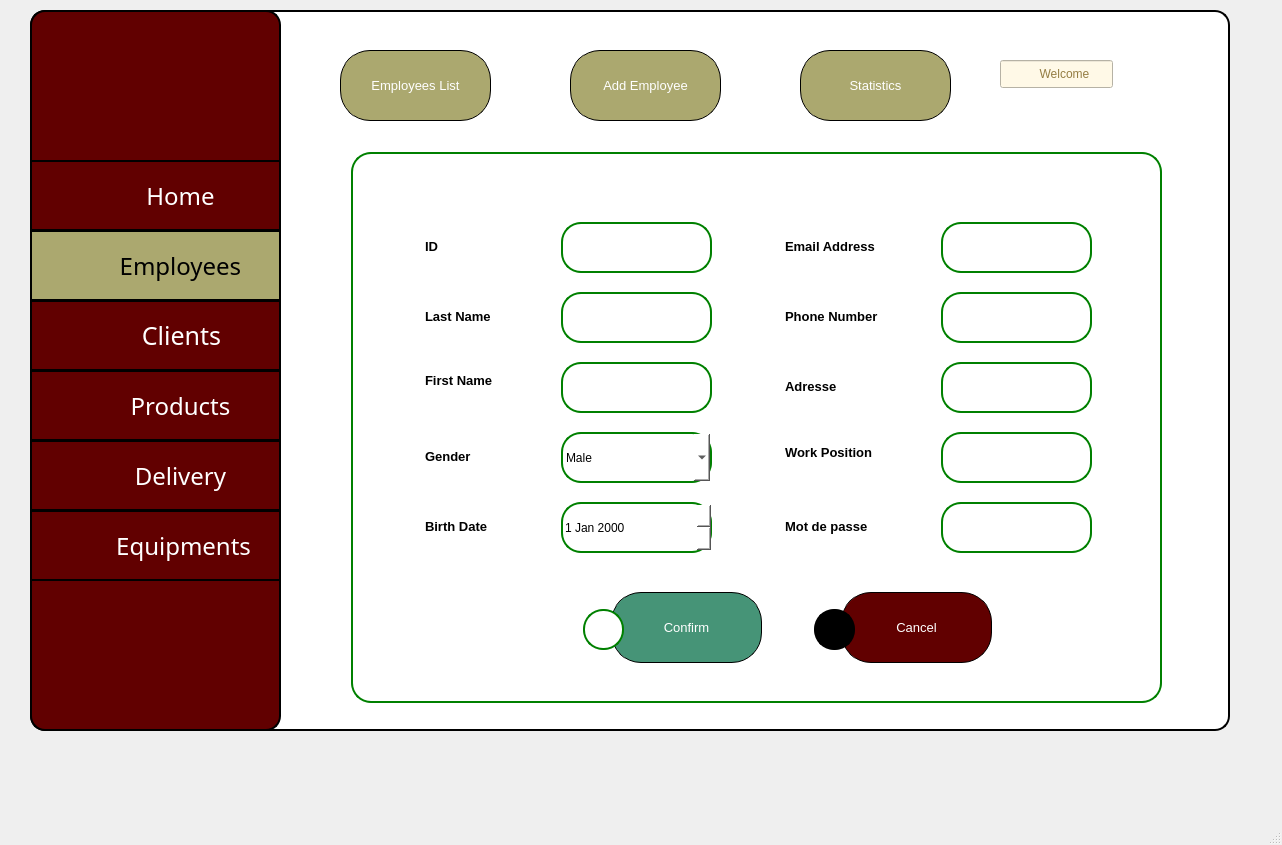
First picture: the form in mainwindow.ui, repository mayssem-l/Project2A, before the edit.
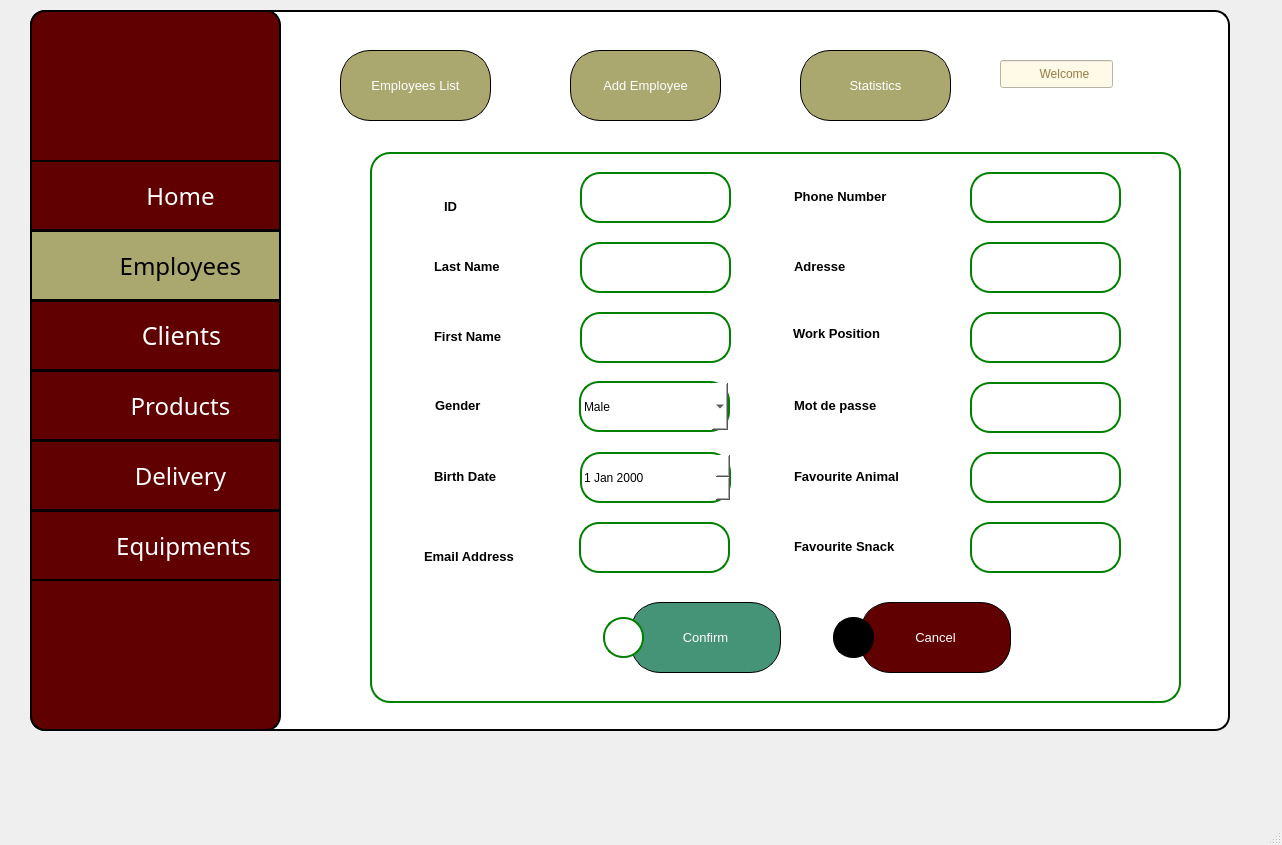
Second picture: the form after the edit. The open tabs and pages were chosen to show the change. Icons and pictures are not drawn.

```diff
--- a/mainwindow.ui
+++ b/mainwindow.ui
@@ -1897,7 +1897,7 @@
         <widget class="QWidget" name="widget_edit" native="true">
          <property name="geometry">
           <rect>
-           <x>40</x>
+           <x>59</x>
            <y>10</y>
            <width>811</width>
            <height>551</height>
@@ -1912,7 +1912,7 @@
           <property name="geometry">
            <rect>
             <x>210</x>
-            <y>70</y>
+            <y>20</y>
             <width>151</width>
             <height>51</height>
            </rect>
@@ -1930,7 +1930,7 @@
           <property name="geometry">
            <rect>
             <x>70</x>
-            <y>80</y>
+            <y>40</y>
             <width>121</width>
             <height>28</height>
            </rect>
@@ -1957,8 +1957,8 @@
          <widget class="QLineEdit" name="lineEdit_60">
           <property name="geometry">
            <rect>
-            <x>70</x>
-            <y>290</y>
+            <x>61</x>
+            <y>239</y>
             <width>121</width>
             <height>28</height>
            </rect>
@@ -1985,8 +1985,8 @@
          <widget class="QLineEdit" name="lineEdit_61">
           <property name="geometry">
            <rect>
-            <x>70</x>
-            <y>214</y>
+            <x>60</x>
+            <y>170</y>
             <width>121</width>
             <height>28</height>
            </rect>
@@ -2013,8 +2013,8 @@
          <widget class="QLineEdit" name="lineEdit_62">
           <property name="geometry">
            <rect>
-            <x>70</x>
-            <y>360</y>
+            <x>60</x>
+            <y>310</y>
             <width>121</width>
             <height>28</height>
            </rect>
@@ -2041,8 +2041,8 @@
          <widget class="QLineEdit" name="lineEdit_63">
           <property name="geometry">
            <rect>
-            <x>70</x>
-            <y>150</y>
+            <x>60</x>
+            <y>100</y>
             <width>121</width>
             <height>28</height>
            </rect>
@@ -2069,8 +2069,8 @@
          <widget class="QLineEdit" name="lineEdit_64">
           <property name="geometry">
            <rect>
-            <x>430</x>
-            <y>80</y>
+            <x>50</x>
+            <y>390</y>
             <width>131</width>
             <height>28</height>
            </rect>
@@ -2097,8 +2097,8 @@
          <widget class="QLineEdit" name="lineEdit_65">
           <property name="geometry">
            <rect>
-            <x>430</x>
-            <y>280</y>
+            <x>419</x>
+            <y>161</y>
             <width>141</width>
             <height>41</height>
            </rect>
@@ -2125,8 +2125,8 @@
          <widget class="QLineEdit" name="lineEdit_66">
           <property name="geometry">
            <rect>
-            <x>430</x>
-            <y>220</y>
+            <x>420</x>
+            <y>100</y>
             <width>131</width>
             <height>28</height>
            </rect>
@@ -2153,8 +2153,8 @@
          <widget class="QLineEdit" name="lineEdit_67">
           <property name="geometry">
            <rect>
-            <x>430</x>
-            <y>150</y>
+            <x>420</x>
+            <y>30</y>
             <width>131</width>
             <height>28</height>
            </rect>
@@ -2181,8 +2181,8 @@
          <widget class="QLineEdit" name="lineEdit_68">
           <property name="geometry">
            <rect>
-            <x>430</x>
-            <y>360</y>
+            <x>420</x>
+            <y>239</y>
             <width>131</width>
             <height>28</height>
            </rect>
@@ -2210,7 +2210,7 @@
           <property name="geometry">
            <rect>
             <x>210</x>
-            <y>140</y>
+            <y>90</y>
             <width>151</width>
             <height>51</height>
            </rect>
@@ -2228,7 +2228,7 @@
           <property name="geometry">
            <rect>
             <x>210</x>
-            <y>210</y>
+            <y>160</y>
             <width>151</width>
             <height>51</height>
            </rect>
@@ -2245,8 +2245,8 @@
          <widget class="QLineEdit" name="email_edit">
           <property name="geometry">
            <rect>
-            <x>590</x>
-            <y>70</y>
+            <x>209</x>
+            <y>370</y>
             <width>151</width>
             <height>51</height>
            </rect>
@@ -2263,8 +2263,8 @@
          <widget class="QLineEdit" name="poste_edit">
           <property name="geometry">
            <rect>
-            <x>590</x>
-            <y>280</y>
+            <x>600</x>
+            <y>160</y>
             <width>151</width>
             <height>51</height>
            </rect>
@@ -2281,8 +2281,8 @@
          <widget class="QLineEdit" name="mdp_edit">
           <property name="geometry">
            <rect>
-            <x>590</x>
-            <y>350</y>
+            <x>600</x>
+            <y>230</y>
             <width>151</width>
             <height>51</height>
            </rect>
@@ -2299,8 +2299,8 @@
          <widget class="QLineEdit" name="tel_edit">
           <property name="geometry">
            <rect>
-            <x>590</x>
-            <y>140</y>
+            <x>600</x>
+            <y>20</y>
             <width>151</width>
             <height>51</height>
            </rect>
@@ -2318,7 +2318,7 @@
           <property name="geometry">
            <rect>
             <x>210</x>
-            <y>350</y>
+            <y>300</y>
             <width>151</width>
             <height>51</height>
            </rect>
@@ -2332,8 +2332,8 @@
          <widget class="QComboBox" name="gender_edit">
           <property name="geometry">
            <rect>
-            <x>210</x>
-            <y>280</y>
+            <x>209</x>
+            <y>229</y>
             <width>151</width>
             <height>51</height>
            </rect>
@@ -2357,7 +2357,7 @@
           <property name="geometry">
            <rect>
             <x>260</x>
-            <y>440</y>
+            <y>450</y>
             <width>151</width>
             <height>71</height>
            </rect>
@@ -2385,8 +2385,8 @@
          <widget class="QLabel" name="label_29">
           <property name="geometry">
            <rect>
-            <x>232</x>
-            <y>457</y>
+            <x>233</x>
+            <y>465</y>
             <width>41</width>
             <height>41</height>
            </rect>
@@ -2405,7 +2405,7 @@
           <property name="geometry">
            <rect>
             <x>490</x>
-            <y>440</y>
+            <y>450</y>
             <width>151</width>
             <height>71</height>
            </rect>
@@ -2433,7 +2433,7 @@
           <property name="geometry">
            <rect>
             <x>463</x>
-            <y>457</y>
+            <y>465</y>
             <width>41</width>
             <height>41</height>
            </rect>
@@ -2455,8 +2455,8 @@
          <widget class="QLineEdit" name="adr_edit">
           <property name="geometry">
            <rect>
-            <x>590</x>
-            <y>210</y>
+            <x>600</x>
+            <y>90</y>
             <width>151</width>
             <height>51</height>
            </rect>
@@ -2470,6 +2470,98 @@
            <string/>
           </property>
          </widget>
+         <widget class="QLineEdit" name="fav_anim_edit">
+          <property name="geometry">
+           <rect>
+            <x>600</x>
+            <y>300</y>
+            <width>151</width>
+            <height>51</height>
+           </rect>
+          </property>
+          <property name="styleSheet">
+           <string notr="true">background-color: rgb(255, 255, 255);
+color: rgb(0, 0, 0);
+border_radius:10px;</string>
+          </property>
+          <property name="text">
+           <string/>
+          </property>
+         </widget>
+         <widget class="QLineEdit" name="lineEdit_69">
+          <property name="geometry">
+           <rect>
+            <x>420</x>
+            <y>310</y>
+            <width>151</width>
+            <height>28</height>
+           </rect>
+          </property>
+          <property name="font">
+           <font>
+            <pointsize>10</pointsize>
+            <bold>true</bold>
+           </font>
+          </property>
+          <property name="styleSheet">
+           <string notr="true">background-color: rgb(255, 255, 255);
+color: rgb(0, 0, 0);
+
+border-color: rgb(255, 255, 255);</string>
+          </property>
+          <property name="text">
+           <string>Favourite Animal</string>
+          </property>
+          <property name="alignment">
+           <set>Qt::AlignLeading|Qt::AlignLeft|Qt::AlignVCenter</set>
+          </property>
+         </widget>
+         <widget class="QLineEdit" name="fav_snack_edit">
+          <property name="geometry">
+           <rect>
+            <x>600</x>
+            <y>370</y>
+            <width>151</width>
+            <height>51</height>
+           </rect>
+          </property>
+          <property name="styleSheet">
+           <string notr="true">background-color: rgb(255, 255, 255);
+color: rgb(0, 0, 0);
+border_radius:10px;</string>
+          </property>
+          <property name="text">
+           <string/>
+          </property>
+         </widget>
+         <widget class="QLineEdit" name="lineEdit_70">
+          <property name="geometry">
+           <rect>
+            <x>420</x>
+            <y>380</y>
+            <width>141</width>
+            <height>28</height>
+           </rect>
+          </property>
+          <property name="font">
+           <font>
+            <pointsize>10</pointsize>
+            <bold>true</bold>
+           </font>
+          </property>
+          <property name="styleSheet">
+           <string notr="true">background-color: rgb(255, 255, 255);
+color: rgb(0, 0, 0);
+
+border-color: rgb(255, 255, 255);</string>
+          </property>
+          <property name="text">
+           <string>Favourite Snack</string>
+          </property>
+          <property name="alignment">
+           <set>Qt::AlignLeading|Qt::AlignLeft|Qt::AlignVCenter</set>
+          </property>
+         </widget>
         </widget>
        </widget>
        <widget class="QWidget" name="Stat"/>
```
Left out of the diff: 415 changed lines with no effect on the pictures.
